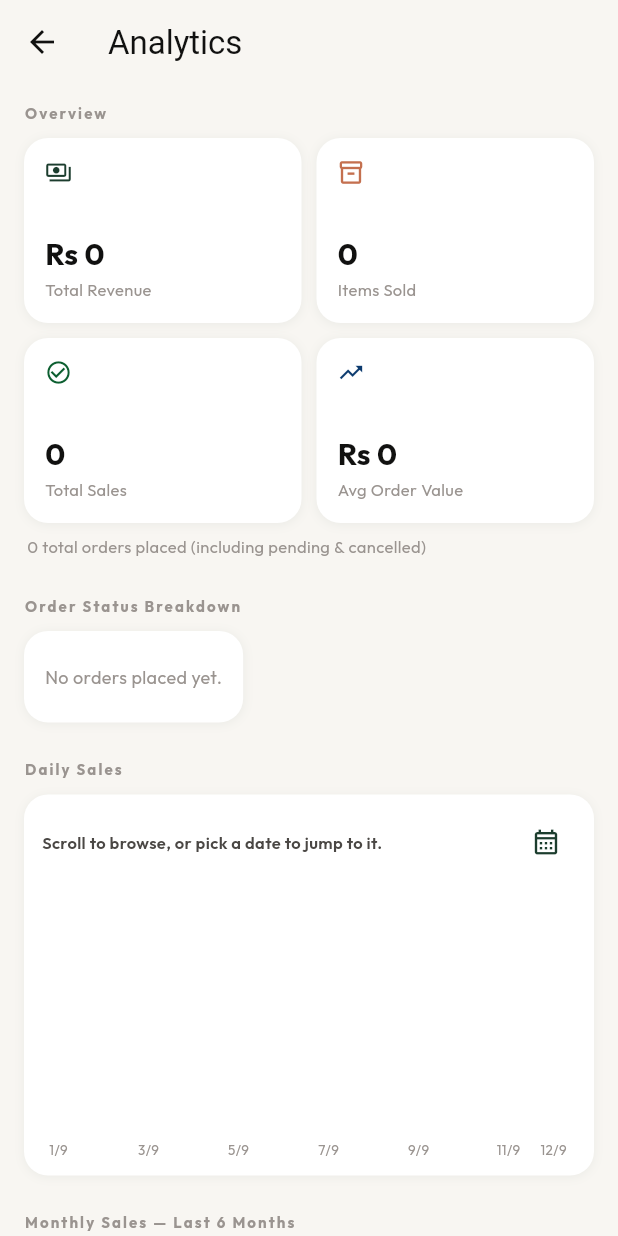
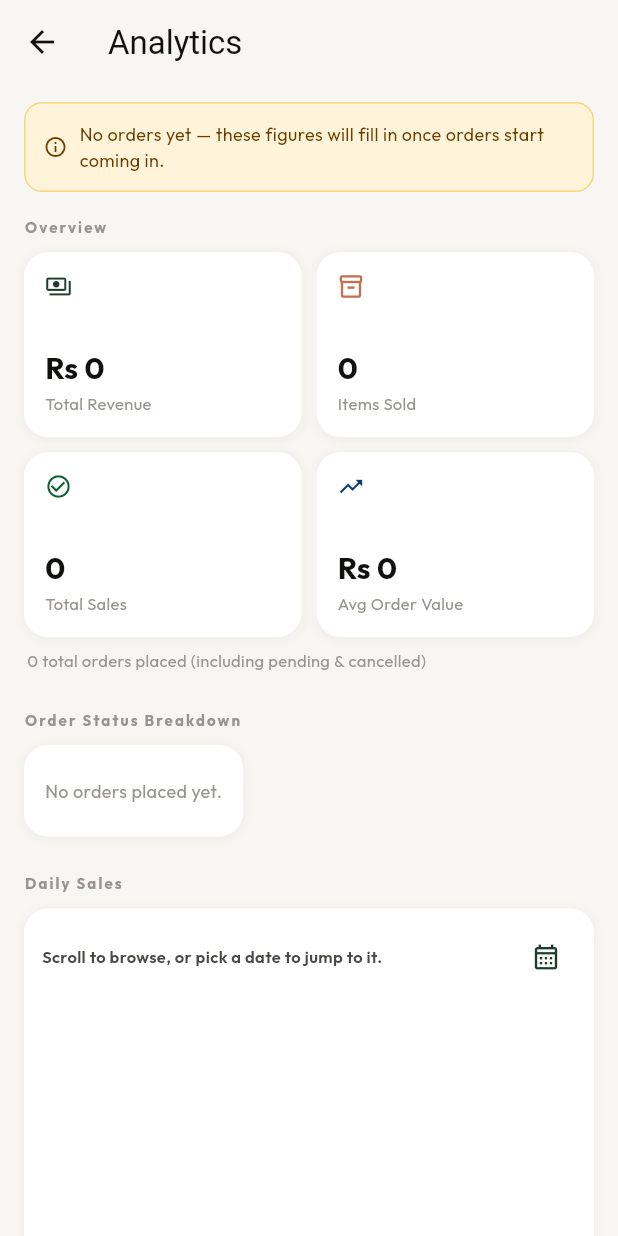
Before and after one commit to fahad2bhatti/dobara, a Flutter app: the AdminAnalyticsScreen screen opened by its route, on a phone screen of 412 x 824 dp. Run offline on Flutter 3.47's test engine with Material 3 defaults, Android fonts, the light colour scheme and no system bars; drawn by our look-alikes of fl_chart; our stand-ins replace cached_network_image, cloud_firestore, cloud_functions, firebase_auth, firebase_core, flutter_riverpod and 3 more; accounts and stored records are empty; network calls fail; Roboto replaces fonts that are missing (Instrument Serif).

Commit message:
polishing the app complete the phase 7

```diff
--- a/lib/core/services/firebase_auth_service.dart
+++ b/lib/core/services/firebase_auth_service.dart
@@ -35,6 +35,9 @@ class FirebaseAuthService {
         'completedSales': 0,
         'avatarUrl': '',
         'city': 'Lahore',
+        'isBanned': false,
+        'notifyOrderUpdates': true,
+        'notifyPromotions': true,
         'createdAt': FieldValue.serverTimestamp(),
       });
     }
--- a/lib/features/admin/presentation/screens/admin_analytics_screen.dart
+++ b/lib/features/admin/presentation/screens/admin_analytics_screen.dart
@@ -3,6 +3,8 @@ import 'package:flutter_riverpod/flutter_riverpod.dart';
 import 'package:fl_chart/fl_chart.dart';
 import '../../../../core/theme/app_colors.dart';
 import '../../../../shared/models/order_model.dart';
+import '../../../orders/domain/orders_provider.dart';
+import '../../../listings/domain/listings_provider.dart';
 import '../../domain/analytics_provider.dart';
 
 /// Admin-only Analytics screen, built out phase by phase:
@@ -15,6 +17,54 @@ class AdminAnalyticsScreen extends ConsumerWidget {
 
   @override
   Widget build(BuildContext context, WidgetRef ref) {
+    // Every stat on this screen derives from these two root streams, so
+    // gate the whole screen on them rather than letting each derived
+    // provider silently default to zero while data is still arriving
+    // or a stream has failed.
+    final ordersAsync = ref.watch(adminOrdersStreamProvider);
+    final listingsAsync = ref.watch(listingsStreamProvider);
+
+    if (ordersAsync.isLoading || listingsAsync.isLoading) {
+      return Scaffold(
+        backgroundColor: AppColors.background,
+        appBar: AppBar(title: const Text('Analytics')),
+        body: const Center(child: CircularProgressIndicator()),
+      );
+    }
+    if (ordersAsync.hasError || listingsAsync.hasError) {
+      final err = ordersAsync.error ?? listingsAsync.error;
+      return Scaffold(
+        backgroundColor: AppColors.background,
+        appBar: AppBar(title: const Text('Analytics')),
+        body: Center(
+          child: Padding(
+            padding: const EdgeInsets.symmetric(horizontal: 24),
+            child: Column(
+              mainAxisSize: MainAxisSize.min,
+              children: [
+                const Icon(Icons.error_outline, size: 32, color: AppColors.errorText),
+                const SizedBox(height: 10),
+                Text(
+                  'Could not load analytics: $err',
+                  textAlign: TextAlign.center,
+                  style: const TextStyle(color: AppColors.textSecondary),
+                ),
+                const SizedBox(height: 14),
+                OutlinedButton.icon(
+                  onPressed: () {
+                    ref.invalidate(adminOrdersStreamProvider);
+                    ref.invalidate(listingsStreamProvider);
+                  },
+                  icon: const Icon(Icons.refresh, size: 18),
+                  label: const Text('Retry'),
+                ),
+              ],
+            ),
+          ),
+        ),
+      );
+    }
+
     final revenue = ref.watch(totalRevenueProvider);
     final itemsSold = ref.watch(totalItemsSoldProvider);
     final salesCount = ref.watch(totalSalesCountProvider);
@@ -26,11 +76,25 @@ class AdminAnalyticsScreen extends ConsumerWidget {
       backgroundColor: AppColors.background,
       appBar: AppBar(title: const Text('Analytics')),
       body: SafeArea(
+        child: RefreshIndicator(
+          onRefresh: () async {
+            ref.invalidate(adminOrdersStreamProvider);
+            ref.invalidate(listingsStreamProvider);
+            await Future.wait([
+              ref.read(adminOrdersStreamProvider.future),
+              ref.read(listingsStreamProvider.future),
+            ]);
+          },
           child: SingleChildScrollView(
+            physics: const AlwaysScrollableScrollPhysics(),
             padding: const EdgeInsets.fromLTRB(16, 12, 16, 24),
             child: Column(
               crossAxisAlignment: CrossAxisAlignment.start,
               children: [
+                if (ordersCount == 0) ...[
+                  const _NoDataBanner(),
+                  const SizedBox(height: 16),
+                ],
                 const _SectionLabel('Overview'),
                 const SizedBox(height: 10),
                 GridView.count(
@@ -192,6 +256,7 @@ class AdminAnalyticsScreen extends ConsumerWidget {
             ),
           ),
         ),
+      ),
     );
   }
 }
@@ -209,6 +274,36 @@ class _SectionLabel extends StatelessWidget {
         fontWeight: FontWeight.w700,
         letterSpacing: 1.4,
         color: AppColors.textTertiary,
+      ),
+    );
+  }
+}
+
+/// Shown at the top of the screen when there are no orders yet — every
+/// figure below would otherwise just read zero with no explanation.
+class _NoDataBanner extends StatelessWidget {
+  const _NoDataBanner();
+
+  @override
+  Widget build(BuildContext context) {
+    return Container(
+      padding: const EdgeInsets.all(12),
+      decoration: BoxDecoration(
+        color: AppColors.warningBg,
+        borderRadius: BorderRadius.circular(12),
+        border: Border.all(color: AppColors.warningBorder),
+      ),
+      child: Row(
+        children: [
+          const Icon(Icons.info_outline, size: 16, color: AppColors.warningText),
+          const SizedBox(width: 8),
+          const Expanded(
+            child: Text(
+              'No orders yet — these figures will fill in once orders start coming in.',
+              style: TextStyle(fontSize: 12, color: AppColors.warningText),
+            ),
+          ),
+        ],
       ),
     );
   }
--- a/lib/features/listings/presentation/screens/listing_detail_screen.dart
+++ b/lib/features/listings/presentation/screens/listing_detail_screen.dart
@@ -580,7 +580,10 @@ class _ListingDetailScreenState extends ConsumerState<ListingDetailScreen> {
                           duration: const Duration(seconds: 2),
                           action: SnackBarAction(
                             label: 'View Cart',
-                            onPressed: () => context.push('/cart'),
+                            onPressed: () {
+                              ScaffoldMessenger.of(context).hideCurrentSnackBar();
+                              context.push('/cart');
+                            },
                           ),
                         ),
                       );
```
Also changed, not shown: lib/features/notifications/presentation/screens/notifications_screen.dart (+22 -0 lines), lib/features/orders/domain/orders_provider.dart (+11 -0 lines), lib/features/reviews/data/reviews_providers.dart (+19 -0 lines), lib/shared/models/notification_model.dart (+11 -7 lines), 2 other files. Lines whose indentation alone changed are shown as unchanged.
